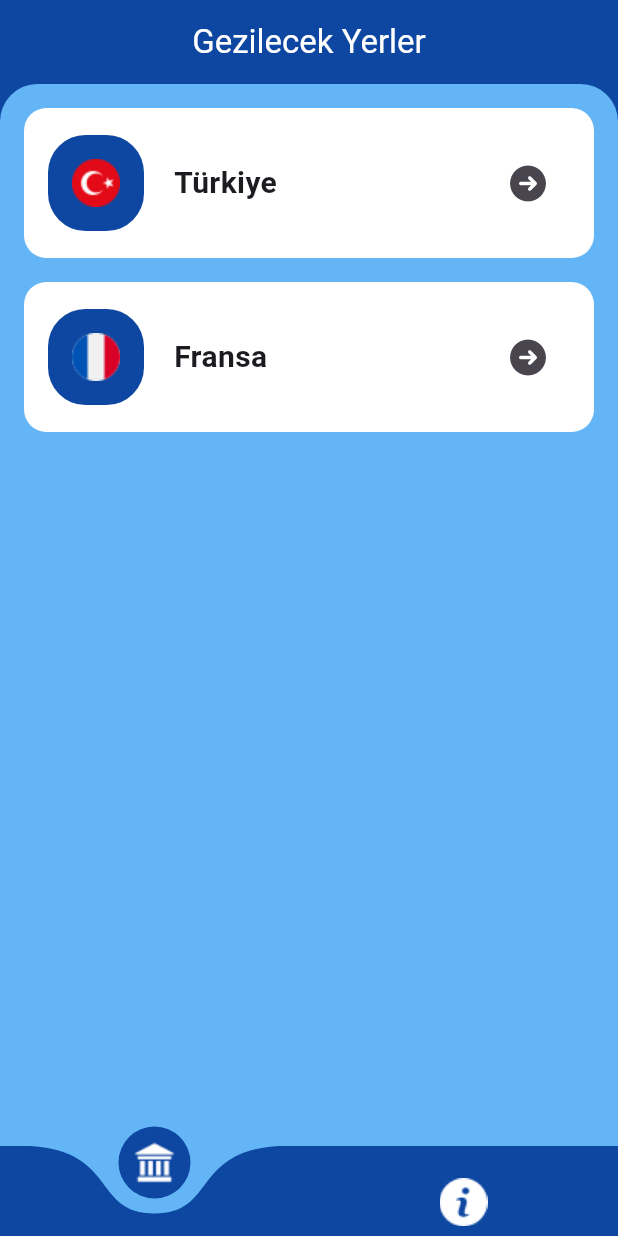
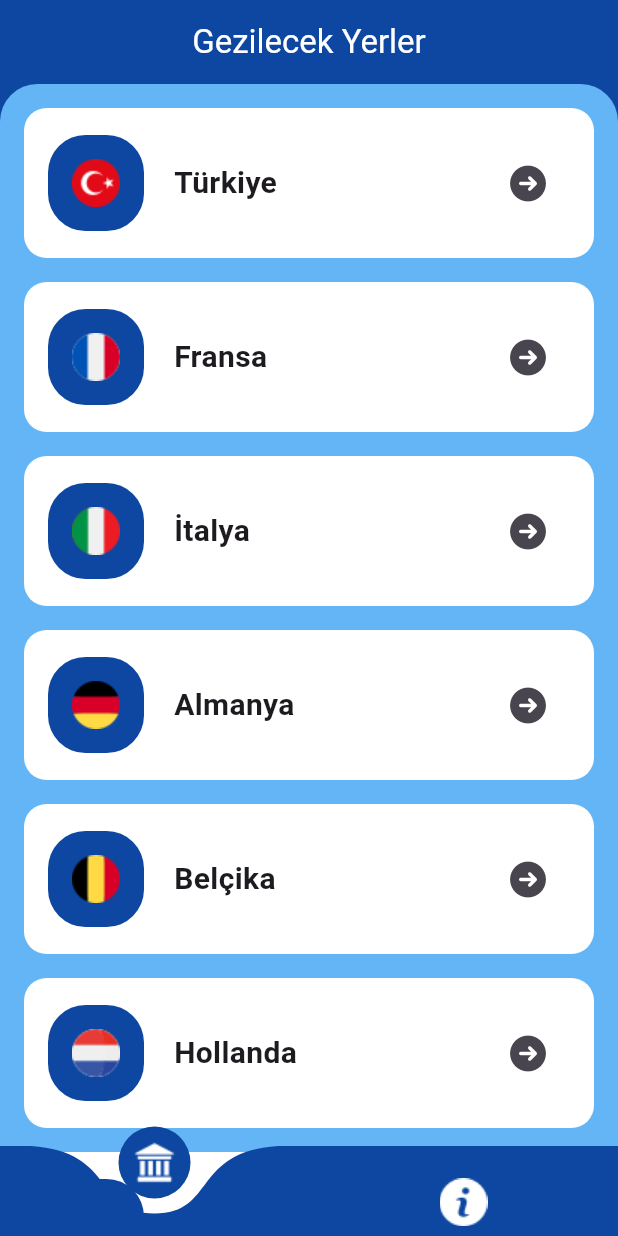
Before and after one commit to Berk2259/GezginRehberi, a Flutter app: the screen it shows after launch, on a phone screen of 412 x 824 dp. Run offline on Flutter 3.47's test engine with Material 3 defaults, Android fonts, the phone set to English and light mode, and no system bars; drawn by our look-alikes of curved_navigation_bar; our stand-ins replace font_awesome_flutter.

Commit message:
ülkeler eklenmesi yapıldı

```diff
--- a/lib/Screens/historical_place_screen.dart
+++ b/lib/Screens/historical_place_screen.dart
@@ -1,6 +1,5 @@
 import 'package:flutter/material.dart';
-import 'package:gezgin_rehberi/Details/france_detail.dart';
-import 'package:gezgin_rehberi/Details/turkey_detail.dart';
+import 'package:gezgin_rehberi/Details/detail.dart';
 import 'package:gezgin_rehberi/Model/model.dart';
 import 'package:gezgin_rehberi/Widgets/widget.dart';
 
@@ -43,6 +42,56 @@ class HistoricalPlaceScreen extends StatelessWidget {
                   page: FranceDetail(),
                 ),
               ),
+              UlkelerWidget(
+                ozellik: UlkelerModel(
+                  ulke: 'İtalya',
+                  image: 'assets/images/italy.png',
+                  page: ItalyDetail(),
+                ),
+              ),
+              UlkelerWidget(
+                ozellik: UlkelerModel(
+                  ulke: 'Almanya',
+                  image: 'assets/images/germany.png',
+                  page: GermanyDetail(),
+                ),
+              ),
+              UlkelerWidget(
+                ozellik: UlkelerModel(
+                  ulke: 'Belçika',
+                  image: 'assets/images/belgium.png',
+                  page: BelgiumDetail(),
+                ),
+              ),
+              UlkelerWidget(
+                ozellik: UlkelerModel(
+                  ulke: 'Hollanda',
+                  image: 'assets/images/netherlands.png',
+                  page: NetherlandsDetail(),
+                ),
+              ),
+              UlkelerWidget(
+                ozellik: UlkelerModel(
+                  ulke: 'Avusturya',
+                  image: 'assets/images/austuria.png',
+                  page: AusturiaDetail(),
+                ),
+              ),
+              UlkelerWidget(
+                ozellik: UlkelerModel(
+                  ulke: 'Slovakya',
+                  image: 'assets/images/slovakia.png',
+                  page: SlovakiaDetail(),
+                ),
+              ),
+              UlkelerWidget(
+                ozellik: UlkelerModel(
+                  ulke: 'Macaristan',
+                  image: 'assets/images/hungary.png',
+                  page: HungaryDetail(),
+                ),
+              ),
+              SizedBox(height: 100),
             ],
           ),
         ),
```
Also changed, not shown: lib/Details/austuria_detail.dart (added, +10 -0 lines), lib/Details/belgium_detail.dart (added, +10 -0 lines), lib/Details/detail.dart (+7 -0 lines), lib/Details/germany_detail.dart (added, +10 -0 lines), lib/Details/hungary_detail.dart (added, +10 -0 lines), lib/Details/italy_detail.dart (added, +10 -0 lines), lib/Details/netherlands_detail.dart (added, +10 -0 lines), lib/Details/slovakia_detail.dart (added, +10 -0 lines), assets/images/austuria.png (added), assets/images/belgium.png (added), assets/images/germany.png (added), assets/images/hungary.png (added), assets/images/italy.png (added), assets/images/netherlands.png (added), 1 more files.
